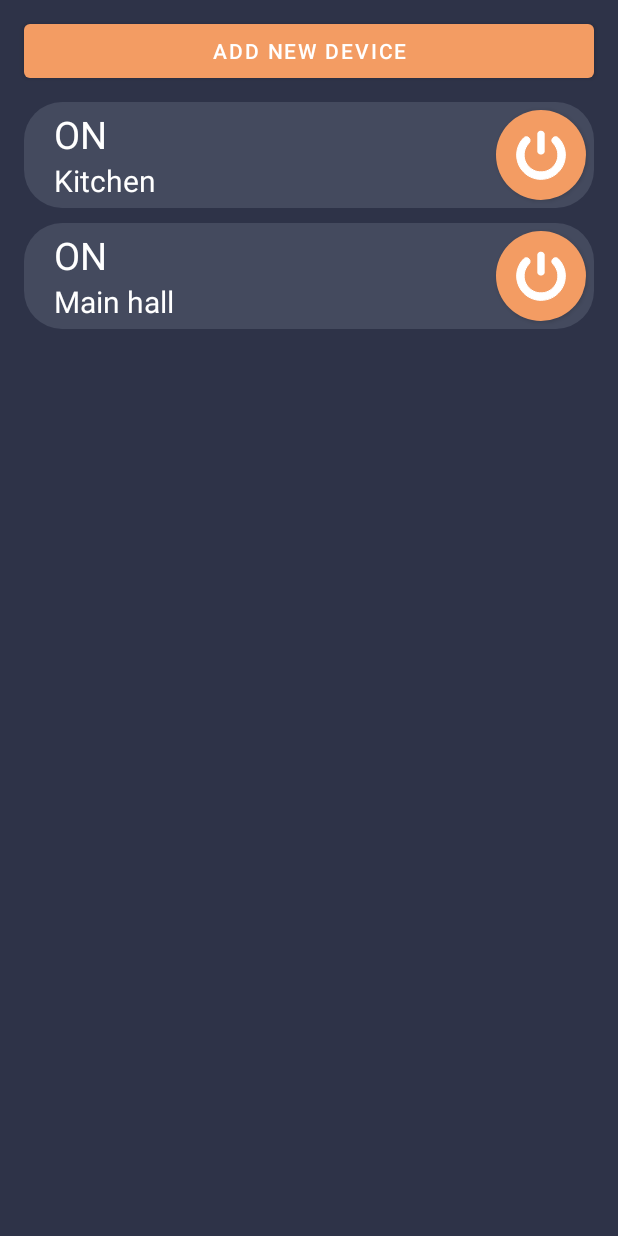
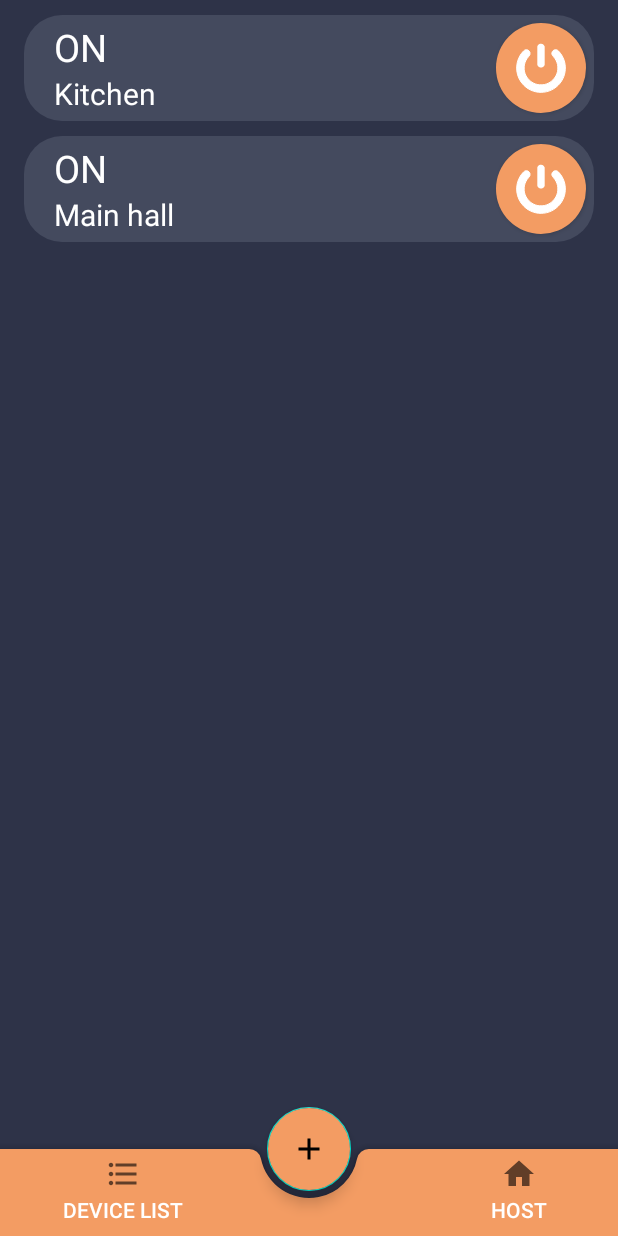
Before and after one commit to TaronSargsyan123/smart_home_android_app, an Android app: the screen it shows after launch (MainActivity), on a phone screen of 412 x 824 dp. Run offline under Robolectric (Android 15) with nearby library versions, the phone set to English and light mode, and no system bars.

Commit message:
add bottom app bar in main activity, bug fixes, design improvement

```diff
--- a/app/src/main/java/com/example/arduinoonoffremout/CreateDeviceActivity.java
+++ b/app/src/main/java/com/example/arduinoonoffremout/CreateDeviceActivity.java
@@ -43,8 +43,14 @@ public class CreateDeviceActivity extends AppCompatActivity {
             @RequiresApi(api = Build.VERSION_CODES.M)
             @Override
             public void onClick(View view) {
-                String message =hostEditText.getText().toString() + "/%" + nameEditText.getText().toString();
-                sendMessage(message);
+                try {
+                    String message =hostEditText.getText().toString() + "/%" + nameEditText.getText().toString();
+                    sendMessage(message);
+                }catch (Exception e){
+                    sendMessage("Fail");
+                }
+
+
             }
         });
 
--- a/app/src/main/java/com/example/arduinoonoffremout/MainActivity.java
+++ b/app/src/main/java/com/example/arduinoonoffremout/MainActivity.java
@@ -18,11 +18,12 @@ import android.widget.LinearLayout;
 import android.widget.Toast;
 
 import com.example.arduinoonoffremout.components.OnOffButton;
+import com.google.android.material.floatingactionbutton.FloatingActionButton;
 
 import java.util.ArrayList;
 
 public class MainActivity extends AppCompatActivity {
-    private Button addDevice;
+    private FloatingActionButton addDevice;
     public LinearLayout layout;
     static final String ACCESS_MESSAGE="ACCESS_MESSAGE";
     private ArrayList<Object> widgetsArray = new ArrayList<>();
@@ -37,16 +38,13 @@ public class MainActivity extends AppCompatActivity {
 
                     if(result.getResultCode() == Activity.RESULT_OK){
                         Intent intent = result.getData();
-                        String accessMessage = intent.getStringExtra(ACCESS_MESSAGE);
-                        String[] arrOfStr = accessMessage.split("/%");
-                        addSingleChannelRelayFirstVersion(arrOfStr[1], arrOfStr[0]);
-                    }
-                    else{
-                        Context context = getApplicationContext();
-                        CharSequence text = "Fail";
-                        int duration = Toast.LENGTH_SHORT;
-                        Toast toast = Toast.makeText(context, text, duration);
-                        toast.show();
+                        try {
+                            String accessMessage = intent.getStringExtra(ACCESS_MESSAGE);
+                            String[] arrOfStr = accessMessage.split("/%");
+                            addSingleChannelRelayFirstVersion(arrOfStr[1], arrOfStr[0]);
+                        }catch (Exception e){
+                            toastPrint("Fail");
+                        }
                     }
                 }
             });
@@ -57,7 +55,7 @@ public class MainActivity extends AppCompatActivity {
     protected void onCreate(Bundle savedInstanceState) {
         super.onCreate(savedInstanceState);
         setContentView(R.layout.activity_main);
-        addDevice = (Button) findViewById(R.id.addDeviceMain);
+        addDevice = (FloatingActionButton) findViewById(R.id.addDeviceMain);
         layout  = (LinearLayout) findViewById(R.id.mainActivityLayout);
 
         addSingleChannelRelayFirstVersion("Kitchen", "192.168.1.12");
@@ -84,5 +82,13 @@ public class MainActivity extends AppCompatActivity {
 
     }
 
+    private void toastPrint(CharSequence s){
+        Context context = getApplicationContext();
+        CharSequence text = s;
+        int duration = Toast.LENGTH_SHORT;
+        Toast toast = Toast.makeText(context, text, duration);
+        toast.show();
+    }
+
 
 }
--- /dev/null
+++ b/app/src/main/res/drawable/ic_baseline_add_24.xml
@@ -0,0 +1,10 @@
+<vector xmlns:android="http://schemas.android.com/apk/res/android"
+    android:width="24dp"
+    android:height="24dp"
+    android:viewportWidth="24"
+    android:viewportHeight="24"
+    android:tint="?attr/colorControlNormal">
+  <path
+      android:fillColor="@android:color/white"
+      android:pathData="M19,13h-6v6h-2v-6H5v-2h6V5h2v6h6v2z"/>
+</vector>
--- /dev/null
+++ b/app/src/main/res/drawable/ic_baseline_format_list_bulleted_24.xml
@@ -0,0 +1,11 @@
+<vector xmlns:android="http://schemas.android.com/apk/res/android"
+    android:width="24dp"
+    android:height="24dp"
+    android:viewportWidth="24"
+    android:viewportHeight="24"
+    android:tint="?attr/colorControlNormal"
+    android:autoMirrored="true">
+  <path
+      android:fillColor="@android:color/white"
+      android:pathData="M4,10.5c-0.83,0 -1.5,0.67 -1.5,1.5s0.67,1.5 1.5,1.5 1.5,-0.67 1.5,-1.5 -0.67,-1.5 -1.5,-1.5zM4,4.5c-0.83,0 -1.5,0.67 -1.5,1.5S3.17,7.5 4,7.5 5.5,6.83 5.5,6 4.83,4.5 4,4.5zM4,16.5c-0.83,0 -1.5,0.68 -1.5,1.5s0.68,1.5 1.5,1.5 1.5,-0.68 1.5,-1.5 -0.67,-1.5 -1.5,-1.5zM7,19h14v-2L7,17v2zM7,13h14v-2L7,11v2zM7,5v2h14L21,5L7,5z"/>
+</vector>
--- /dev/null
+++ b/app/src/main/res/drawable/ic_baseline_home_24.xml
@@ -0,0 +1,10 @@
+<vector xmlns:android="http://schemas.android.com/apk/res/android"
+    android:width="24dp"
+    android:height="24dp"
+    android:viewportWidth="24"
+    android:viewportHeight="24"
+    android:tint="?attr/colorControlNormal">
+  <path
+      android:fillColor="@android:color/white"
+      android:pathData="M10,20v-6h4v6h5v-8h3L12,3 2,12h3v8z"/>
+</vector>
--- a/app/src/main/res/layout/activity_create_device.xml
+++ b/app/src/main/res/layout/activity_create_device.xml
@@ -114,7 +114,7 @@
         android:textSize="15sp"
         android:gravity="center_horizontal"
         android:layout_marginBottom="30dp"
-        android:textColor="@color/background_second_color"/>
+        android:textColor="@color/text_color_light"/>
 
 
 
--- a/app/src/main/res/layout/activity_main.xml
+++ b/app/src/main/res/layout/activity_main.xml
@@ -1,25 +1,102 @@
 <?xml version="1.0" encoding="utf-8"?>
-<LinearLayout xmlns:android="http://schemas.android.com/apk/res/android"
-    android:orientation="vertical"
-    xmlns:app="http://schemas.android.com/apk/res-auto"
+<androidx.constraintlayout.widget.ConstraintLayout xmlns:app="http://schemas.android.com/apk/res-auto"
     xmlns:tools="http://schemas.android.com/tools"
-    android:id="@+id/mainActivityLayout"
     android:layout_width="match_parent"
     android:layout_height="match_parent"
-    tools:context=".MainActivity"
-    android:background="@color/background">
+    xmlns:android="http://schemas.android.com/apk/res/android">
+
+    <LinearLayout
+        android:id="@+id/mainActivityLayout"
+        android:layout_width="match_parent"
+        android:layout_height="match_parent"
+        android:background="@color/background"
+        android:orientation="vertical"
+        tools:context=".MainActivity">
 
 
-    <Button
-        android:id="@+id/addDeviceMain"
-        android:text="@string/addDevice"
-        android:layout_width="match_parent"
-        android:layout_height="wrap_content"
-        android:layout_marginStart="16dp"
-        android:layout_marginTop="10dp"
-        android:layout_marginEnd="16dp"
-        android:textColor="@color/white"
-        />
 
 
-</LinearLayout>
+
+    </LinearLayout>
+
+    <androidx.coordinatorlayout.widget.CoordinatorLayout
+        android:layout_width="match_parent"
+        android:layout_height="120dp"
+        android:layout_gravity="bottom"
+        app:layout_constraintBottom_toBottomOf="parent">
+
+        <com.google.android.material.floatingactionbutton.FloatingActionButton
+            android:id="@+id/addDeviceMain"
+
+            android:layout_width="wrap_content"
+            android:layout_height="wrap_content"
+            android:backgroundTint="@color/orange"
+            android:clickable="true"
+            android:focusable="true"
+            android:src="@drawable/ic_baseline_add_24"
+            app:layout_anchor="@id/bar"
+            tools:ignore="SpeakableTextPresentCheck" />
+
+        <com.google.android.material.bottomappbar.BottomAppBar
+            android:id="@+id/bar"
+            android:layout_width="match_parent"
+            android:layout_height="58dp"
+            android:layout_gravity="bottom"
+            android:backgroundTint="@color/orange">
+
+            <LinearLayout
+                android:layout_width="match_parent"
+                android:layout_height="wrap_content"
+                android:orientation="horizontal">
+
+                <TextView
+                    android:id="@+id/backToMainActivityOnOffRelay"
+                    style="?android:attr/borderlessButtonStyle"
+                    android:layout_width="0dp"
+                    android:layout_height="wrap_content"
+                    android:layout_weight="1"
+                    android:background="?android:attr/selectableItemBackground"
+                    android:gravity="center"
+                    android:orientation="vertical"
+                    android:text="@string/deviceList"
+                    android:textColor="#FFFFFF"
+                    app:drawableTopCompat="@drawable/ic_baseline_format_list_bulleted_24">
+
+                </TextView>
+
+                <TextView
+                    style="?android:attr/borderlessButtonStyle"
+                    android:layout_width="0dp"
+                    android:layout_height="wrap_content"
+                    android:layout_weight="1"
+                    android:background="?android:attr/selectableItemBackground"
+
+                    android:gravity="center"
+                    android:orientation="vertical"
+                    android:textColor="#FFFFFF"
+                    android:visibility="invisible">
+
+                </TextView>
+
+
+
+                <TextView
+                    style="?android:attr/borderlessButtonStyle"
+                    android:layout_width="0dp"
+                    android:layout_height="wrap_content"
+                    android:layout_weight="1"
+                    android:background="?android:attr/selectableItemBackground"
+                    android:gravity="center"
+                    android:orientation="vertical"
+                    android:text="@string/host"
+                    android:textColor="#FFFFFF"
+                    app:drawableTopCompat="@drawable/ic_baseline_home_24">
+
+                </TextView>
+
+            </LinearLayout>
+
+        </com.google.android.material.bottomappbar.BottomAppBar>
+
+    </androidx.coordinatorlayout.widget.CoordinatorLayout>
+</androidx.constraintlayout.widget.ConstraintLayout>
--- a/app/src/main/res/layout/activity_on_off_relay.xml
+++ b/app/src/main/res/layout/activity_on_off_relay.xml
@@ -88,11 +88,11 @@
                     android:layout_height="wrap_content"
                     android:layout_weight="1"
                     android:background="?android:attr/selectableItemBackground"
-                    android:drawableTop="@drawable/ic_baseline_arrow_back_ios_new_24"
                     android:gravity="center"
                     android:orientation="vertical"
                     android:text="@string/back"
-                    android:textColor="#FFFFFF">
+                    android:textColor="#FFFFFF"
+                    app:drawableTopCompat="@drawable/ic_baseline_arrow_back_ios_new_24">
 
                 </TextView>
 
@@ -103,11 +103,11 @@
                     android:layout_height="wrap_content"
                     android:layout_weight="1"
                     android:background="?android:attr/selectableItemBackground"
-                    android:drawableTop="@drawable/ic_baseline_timer_24"
                     android:gravity="center"
                     android:orientation="vertical"
                     android:text="@string/timer"
-                    android:textColor="#FFFFFF">
+                    android:textColor="#FFFFFF"
+                    app:drawableTopCompat="@drawable/ic_baseline_timer_24">
 
                 </TextView>
 
@@ -117,7 +117,7 @@
                     android:layout_height="wrap_content"
                     android:layout_weight="1"
                     android:background="?android:attr/selectableItemBackground"
-                    android:drawableTop="@drawable/ic_baseline_loop_24"
+
                     android:gravity="center"
                     android:orientation="vertical"
                     android:textColor="#FFFFFF"
@@ -132,11 +132,11 @@
                     android:layout_height="wrap_content"
                     android:layout_weight="1"
                     android:background="?android:attr/selectableItemBackground"
-                    android:drawableTop="@drawable/ic_baseline_loop_24"
                     android:gravity="center"
                     android:orientation="vertical"
                     android:text="@string/loop"
-                    android:textColor="#FFFFFF">
+                    android:textColor="#FFFFFF"
+                    app:drawableTopCompat="@drawable/ic_baseline_loop_24">
 
                 </TextView>
 
@@ -146,11 +146,11 @@
                     android:layout_height="wrap_content"
                     android:layout_weight="1"
                     android:background="?android:attr/selectableItemBackground"
-                    android:drawableTop="@drawable/ic_baseline_loop_24"
                     android:gravity="center"
                     android:orientation="vertical"
                     android:text="Personal"
-                    android:textColor="#FFFFFF">
+                    android:textColor="#FFFFFF"
+                    app:drawableTopCompat="@drawable/ic_baseline_loop_24">
 
                 </TextView>
 
--- a/app/src/main/res/values/colors.xml
+++ b/app/src/main/res/values/colors.xml
@@ -13,4 +13,5 @@
     <color name="gray_600">#FF757575</color>
     <color name="background">#2e3348</color>
     <color name="background_second_color">#444a5e</color>
+    <color name="text_color_light">#c4c8e2</color>
 </resources>
--- a/app/src/main/res/values/strings.xml
+++ b/app/src/main/res/values/strings.xml
@@ -11,8 +11,10 @@
     <string name="host">host</string>
     <string name="deviceName">device name</string>
     <string name="deviceType">device type</string>
+    <string name="deviceList">device list</string>
     <string name="choose_device_type">Choose Device Type</string>
     <string name="backToDeviceList">Back to device list</string>
+    <string name="home">Home</string>
 
 
 </resources>
```
